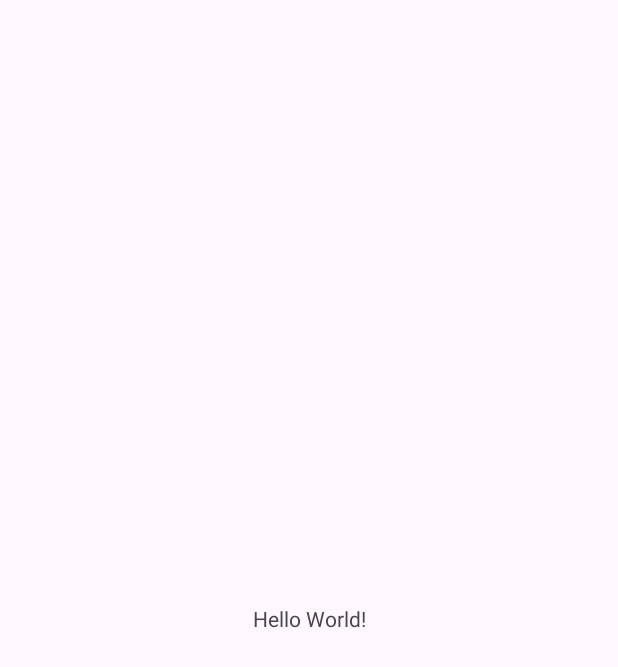
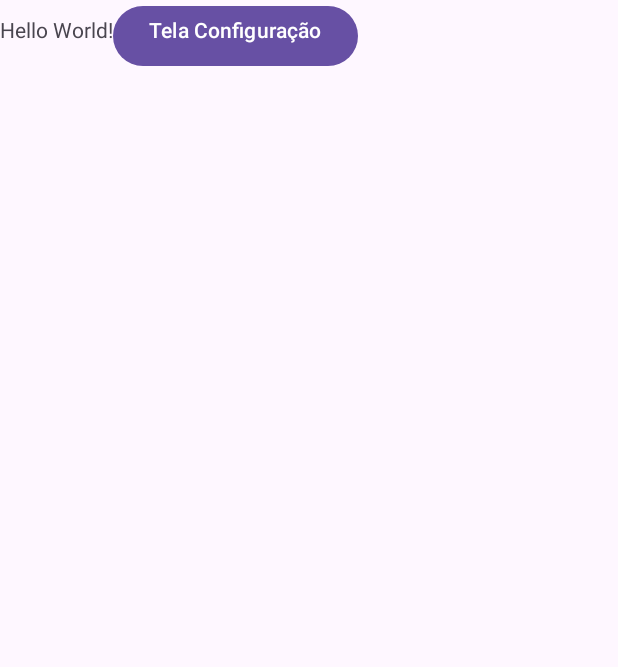
Before and after one commit to MatheusGuedes0/tourist-attractions-app, an Android app: the screen it shows after launch (MainActivity), on a phone screen of 412 x 824 dp. Before the commit the part shown is almost empty. Shown: the top 667 px of the screen. Run offline under Robolectric (Android 15) with nearby library versions, the phone set to English and light mode, and no system bars.

```diff
--- a/tourist-attractions-app/app/src/main/java/utfpr/edu/br/tourist_attractions_app/MainActivity.kt
+++ b/tourist-attractions-app/app/src/main/java/utfpr/edu/br/tourist_attractions_app/MainActivity.kt
@@ -1,6 +1,8 @@
 package utfpr.edu.br.tourist_attractions_app
 
+import android.content.Intent
 import android.os.Bundle
+import android.view.View
 import androidx.appcompat.app.AppCompatActivity
 import utfpr.edu.br.tourist_attractions_app.data.DatabaseHandler
 
@@ -49,4 +51,9 @@ class MainActivity : AppCompatActivity() {
     // db.delete(idParaExcluir)
     // Log.d("DELETE", "Ponto com ID $idParaExcluir deletado")
     }
+
+    fun btTelaConfiguracaoOnClick(view: View) {
+        val intent = Intent(this, SettingsActivity::class.java)
+        startActivity(intent)
+    }
 }
--- a/tourist-attractions-app/app/src/main/res/layout/activity_main.xml
+++ b/tourist-attractions-app/app/src/main/res/layout/activity_main.xml
@@ -1,5 +1,5 @@
 <?xml version="1.0" encoding="utf-8"?>
-<androidx.constraintlayout.widget.ConstraintLayout xmlns:android="http://schemas.android.com/apk/res/android"
+<LinearLayout xmlns:android="http://schemas.android.com/apk/res/android"
     xmlns:app="http://schemas.android.com/apk/res-auto"
     xmlns:tools="http://schemas.android.com/tools"
     android:id="@+id/main"
@@ -16,4 +16,11 @@
         app:layout_constraintStart_toStartOf="parent"
         app:layout_constraintTop_toTopOf="parent" />
 
-</androidx.constraintlayout.widget.ConstraintLayout>
+    <Button
+        android:layout_width="wrap_content"
+        android:layout_height="wrap_content"
+        android:text="Tela Configuração"
+        android:gravity="center_horizontal"
+        android:onClick="btTelaConfiguracaoOnClick"/>
+
+</LinearLayout>
```
